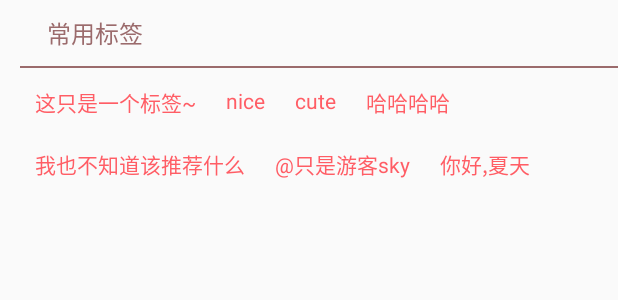
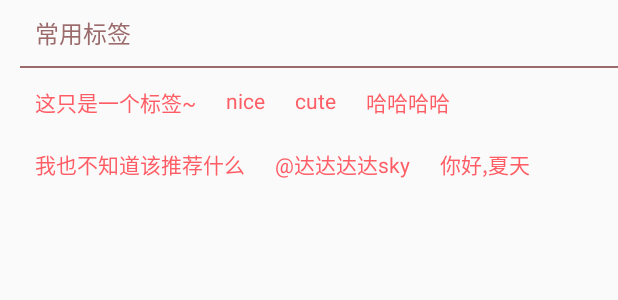
Before and after one commit to Skykai521/StickerCamera, an Android app: the layout view_label_bottom.xml on its own in the app's theme, with its tools: preview values and no code run, on a phone screen of 412 x 824 dp. Shown: the top 300 px of the screen. Run offline under Robolectric (Android 15) with nearby library versions, the phone set to English and light mode, and no system bars.

Commit message:
------ 1.0 release ------

```diff
--- a/app/src/main/java/com/customview/CommonTitleBar.java
+++ b/app/src/main/java/com/customview/CommonTitleBar.java
@@ -122,6 +122,12 @@ public class CommonTitleBar extends RelativeLayout {
         findViewById(R.id.title_left_area).setOnClickListener(null);
     }
 
+    public void hideRightBtn() {
+        rightButton.setVisibility(View.GONE);
+        rightButtonImg.setVisibility(View.GONE);
+        findViewById(R.id.title_right_area).setOnClickListener(null);
+    }
+
     public void setLeftBtnOnclickListener(OnClickListener listener) {
         OnClickListener myListener = new GlobalLimitClickOnClickListener(listener, BTN_LIMIT_TIME);
         findViewById(R.id.title_left_area).setOnClickListener(myListener);
--- a/app/src/main/java/com/stickercamera/app/camera/CameraManager.java
+++ b/app/src/main/java/com/stickercamera/app/camera/CameraManager.java
@@ -17,6 +17,8 @@ import java.util.Stack;
 /**
  * 相机管理类
  * Created by sky on 15/7/6.
+ * Weibo: http://weibo.com/2030683111
+ * Email: 1132234509@qq.com
  */
 public class CameraManager {
 
--- a/app/src/main/java/com/stickercamera/app/camera/ui/AlbumActivity.java
+++ b/app/src/main/java/com/stickercamera/app/camera/ui/AlbumActivity.java
@@ -27,6 +27,8 @@ import butterknife.InjectView;
 /**
  * 相册界面
  * Created by sky on 2015/7/8.
+ * Weibo: http://weibo.com/2030683111
+ * Email: 1132234509@qq.com
  */
 public class AlbumActivity extends CameraBaseActivity {
 
--- a/app/src/main/java/com/stickercamera/app/camera/ui/CameraActivity.java
+++ b/app/src/main/java/com/stickercamera/app/camera/ui/CameraActivity.java
@@ -259,6 +259,10 @@ public class CameraActivity extends CameraBaseActivity {
             sa.setDuration(800);
             focusIndex.startAnimation(sa);
             handler.postDelayed(() -> focusIndex.setVisibility(View.INVISIBLE), 800);
+        });
+
+        takePhotoPanel.setOnClickListener(v -> {
+            //doNothing 防止聚焦框出现在拍照区域
         });
 
     }
--- a/app/src/main/java/com/stickercamera/app/camera/ui/CropPhotoActivity.java
+++ b/app/src/main/java/com/stickercamera/app/camera/ui/CropPhotoActivity.java
@@ -38,6 +38,8 @@ import butterknife.InjectView;
 /**
  * 裁剪图片界面
  * Created by sky on 2015/7/8.
+ * Weibo: http://weibo.com/2030683111
+ * Email: 1132234509@qq.com
  */
 public class CropPhotoActivity extends CameraBaseActivity {
 
--- a/app/src/main/java/com/stickercamera/app/camera/ui/PhotoProcessActivity.java
+++ b/app/src/main/java/com/stickercamera/app/camera/ui/PhotoProcessActivity.java
@@ -59,6 +59,8 @@ import jp.co.cyberagent.android.gpuimage.GPUImageView;
 /**
  * 图片处理界面
  * Created by sky on 2015/7/8.
+ * Weibo: http://weibo.com/2030683111
+ * Email: 1132234509@qq.com
  */
 public class PhotoProcessActivity extends CameraBaseActivity {
 
--- a/app/src/main/java/com/stickercamera/app/ui/EditTextActivity.java
+++ b/app/src/main/java/com/stickercamera/app/ui/EditTextActivity.java
@@ -22,6 +22,9 @@ import butterknife.InjectView;
 
 /**
  * 编辑文字
+ * Created by sky on 2015/7/20.
+ * Weibo: http://weibo.com/2030683111
+ * Email: 1132234509@qq.com
  */
 public class EditTextActivity extends BaseActivity {
 
--- a/app/src/main/java/com/stickercamera/app/ui/MainActivity.java
+++ b/app/src/main/java/com/stickercamera/app/ui/MainActivity.java
@@ -41,17 +41,19 @@ import butterknife.ButterKnife;
 import butterknife.InjectView;
 import de.greenrobot.event.EventBus;
 
+/**
+ * 主界面
+ * Created by sky on 2015/7/20.
+ * Weibo: http://weibo.com/2030683111
+ * Email: 1132234509@qq.com
+ */
 public class MainActivity extends BaseActivity {
 
     @InjectView(R.id.fab)
     FloatingActionButton fab;
-    @InjectView(R.id.swipe_refresh)
-    SwipeRefreshLayout mSwipeRefreshLayout;
     @InjectView(R.id.recycler_view)
     RecyclerView mRecyclerView;
-
     private List<FeedItem> feedList;
-
     private PictureAdapter mAdapter;
 
 
@@ -95,16 +97,12 @@ public class MainActivity extends BaseActivity {
     }
 
     private void initView() {
+        titleBar.hideLeftBtn();
+        titleBar.hideRightBtn();
 
         mRecyclerView.setLayoutManager(new LinearLayoutManager(this));
         mAdapter = new PictureAdapter();
         mRecyclerView.setAdapter(mAdapter);
-        mSwipeRefreshLayout.setColorSchemeResources(android.R.color.holo_blue_bright,
-                android.R.color.holo_green_light,
-                android.R.color.holo_orange_light,
-                android.R.color.holo_red_light);
-
-
         fab.setOnClickListener(v -> CameraManager.getInst().openCamera(MainActivity.this));
     }
 
@@ -161,15 +159,15 @@ public class MainActivity extends BaseActivity {
 
         @Override
         public void onViewRecycled(ViewHolder holder) {
-            // FIXME: 15/7/19 这里也有问题 可能会报错
-            holder.pictureLayout.removeViews(1,holder.pictureLayout.getChildCount() - 1);
+            // 将标签移除,避免回收使用时标签重复
+            holder.pictureLayout.removeViews(1, holder.pictureLayout.getChildCount() - 1);
             super.onViewRecycled(holder);
         }
 
         @Override
         public void onViewAttachedToWindow(ViewHolder holder) {
             super.onViewAttachedToWindow(holder);
-            // FIXME: 15/7/19 这里有问题 延迟200毫秒加载是为了等pictureLayout已经在屏幕上显示getWidth才为具体的值
+            // 这里可能有问题 延迟200毫秒加载是为了等pictureLayout已经在屏幕上显示getWidth才为具体的值
             holder.pictureLayout.getHandler().postDelayed(new Runnable() {
                 @Override
                 public void run() {
@@ -182,7 +180,7 @@ public class MainActivity extends BaseActivity {
                                 feedImageTag.isLeft());
                     }
                 }
-            },200);
+            }, 200);
         }
     }
 
@@ -192,10 +190,12 @@ public class MainActivity extends BaseActivity {
         @InjectView(R.id.picture)
         ImageView picture;
 
-        private List<TagItem>   tagList = new ArrayList<>();
+        private List<TagItem> tagList = new ArrayList<>();
+
         public List<TagItem> getTagList() {
             return tagList;
         }
+
         public void setTagList(List<TagItem> tagList) {
             if (this.tagList.size() > 0) {
                 this.tagList.clear();
--- a/app/src/main/res/layout/activity_main.xml
+++ b/app/src/main/res/layout/activity_main.xml
@@ -3,26 +3,18 @@
     android:layout_width="match_parent"
     android:layout_height="match_parent">
 
-    <View
-        android:id="@+id/shadow_view"
-        android:layout_width="match_parent"
-        android:layout_height="26dp"
-        android:layout_marginTop="?attr/actionBarSize"
-        android:background="@drawable/toolbar_shadow" />
+    <com.customview.CommonTitleBar
+        android:id="@+id/title_layout"
+        style="@style/head_default"
+        app:titleTxt="贴纸相机" />
 
-    <android.support.v4.widget.SwipeRefreshLayout
-        android:id="@+id/swipe_refresh"
+
+    <android.support.v7.widget.RecyclerView
+        android:id="@+id/recycler_view"
         android:layout_width="match_parent"
         android:layout_height="match_parent"
-        android:layout_below="@+id/shadow_view"
-        android:background="#FFF">
-
-        <android.support.v7.widget.RecyclerView
-            android:id="@+id/recycler_view"
-            android:layout_width="match_parent"
-            android:layout_height="match_parent"
-            android:scrollbars="vertical" />
-    </android.support.v4.widget.SwipeRefreshLayout>
+        android:layout_below="@id/title_layout"
+        android:scrollbars="vertical" />
 
 
     <com.melnykov.fab.FloatingActionButton
@@ -33,6 +25,7 @@
         android:layout_centerHorizontal="true"
         android:layout_marginBottom="31dp"
         android:padding="4dp"
+        android:src="@drawable/ic_camera_white"
         app:fab_colorNormal="?attr/colorPrimary"
         app:fab_colorPressed="?attr/colorPrimaryDark"
         app:fab_colorRipple="?attr/colorPrimary" />
--- a/app/src/main/res/layout/view_label_bottom.xml
+++ b/app/src/main/res/layout/view_label_bottom.xml
@@ -7,12 +7,13 @@
 
     <TextView
         android:id="@+id/tag_input_tips"
-        android:layout_width="100dp"
-        android:layout_height="44dp"
+        android:layout_width="wrap_content"
+        android:layout_height="wrap_content"
         android:text="常用标签"
         android:textColor="#9b6b6c"
         android:gravity="center"
-        android:textSize="16sp" />
+        android:textSize="16sp"
+        android:padding="10dp"/>
 
     <View
         android:id="@+id/split_line"
@@ -27,68 +28,32 @@
         android:gravity="start|top">
 
         <TextView
-            android:layout_width="wrap_content"
-            android:layout_height="wrap_content"
-            android:textColor="@color/pink"
-            android:padding="10dp"
-            android:text="这只是一个标签~"
-            android:clickable="true"
-            android:onClick="tagClick"/>
+            style="@style/text_default"
+            android:text="这只是一个标签~"/>
 
         <TextView
-            android:layout_width="wrap_content"
-            android:layout_height="wrap_content"
-            android:textColor="@color/pink"
-            android:text="nice"
-            android:padding="10dp"
-            android:clickable="true"
-            android:onClick="tagClick"/>
+            style="@style/text_default"
+            android:text="nice"/>
 
         <TextView
-            android:layout_width="wrap_content"
-            android:layout_height="wrap_content"
-            android:textColor="@color/pink"
-            android:text="cute"
-            android:padding="10dp"
-            android:clickable="true"
-            android:onClick="tagClick"/>
+            style="@style/text_default"
+            android:text="cute"/>
 
         <TextView
-            android:layout_width="wrap_content"
-            android:layout_height="wrap_content"
-            android:textColor="@color/pink"
-            android:text="哈哈哈哈"
-            android:padding="10dp"
-            android:clickable="true"
-            android:onClick="tagClick"/>
+            style="@style/text_default"
+            android:text="哈哈哈哈"/>
 
         <TextView
-            android:layout_width="wrap_content"
-            android:layout_height="wrap_content"
-            android:textColor="@color/pink"
-            android:text="我也不知道该推荐什么"
-            android:padding="10dp"
-            android:clickable="true"
-            android:onClick="tagClick"/>
+            style="@style/text_default"
+            android:text="我也不知道该推荐什么"/>
 
         <TextView
-            android:layout_width="wrap_content"
-            android:layout_height="wrap_content"
-            android:textColor="@color/pink"
-            android:text="\@只是游客sky"
-            android:padding="10dp"
-            android:clickable="true"
-            android:onClick="tagClick"/>
+            style="@style/text_default"
+            android:text="\@达达达达sky"/>
 
         <TextView
-            android:layout_width="wrap_content"
-            android:layout_height="wrap_content"
-            android:textColor="@color/pink"
-            android:text="你好,夏天"
-            android:padding="10dp"
-            android:clickable="true"
-            android:onClick="tagClick"/>
-
+            style="@style/text_default"
+            android:text="你好,夏天"/>
 
     </com.customview.FlowLayout>
 
--- a/app/src/main/res/values/styles.xml
+++ b/app/src/main/res/values/styles.xml
@@ -3,6 +3,9 @@
     <!-- Base application theme. -->
     <style name="AppTheme" parent="Theme.AppCompat.Light.DarkActionBar">
         <!-- Customize your theme here. -->
+        <item name="android:fitsSystemWindows">true</item>
+        <item name="windowActionBar">false</item>
+        <item name="windowNoTitle">true</item>
     </style>
 
     <style name="Theme.AppCompat.Light.NoActionBar.FullScreen" parent="@style/Theme.AppCompat.Light">
@@ -15,7 +18,7 @@
 
 
     <style name="RedTheme" parent="AppTheme">
-        <item name="colorPrimary">@color/red</item>
+        <item name="colorPrimary">@color/pink</item>
         <item name="colorPrimaryDark">@color/dark_red</item>
         <item name="colorAccent">@color/accent_red</item>
     </style>
@@ -31,4 +34,13 @@
         <item name="android:background">#efddd7</item>
     </style>
 
+    <style name="text_default">
+        <item name="android:layout_width">wrap_content</item>
+        <item name="android:layout_height">wrap_content</item>
+        <item name="android:textColor">@color/pink</item>
+        <item name="android:clickable">true</item>
+        <item name="android:onClick">tagClick</item>
+        <item name="android:padding">10dp</item>
+    </style>
+
 </resources>
```
Also changed, not shown: app/src/main/res/drawable-hdpi/ic_camera_white.png (added).
